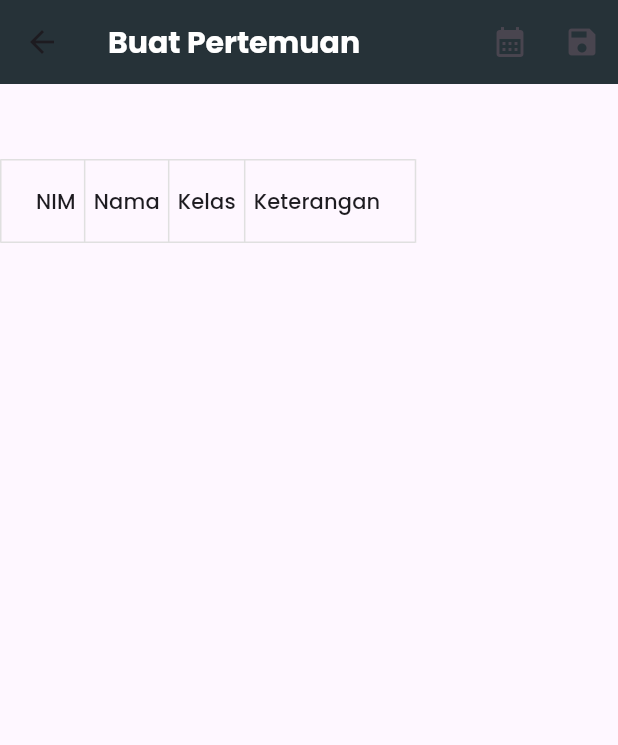
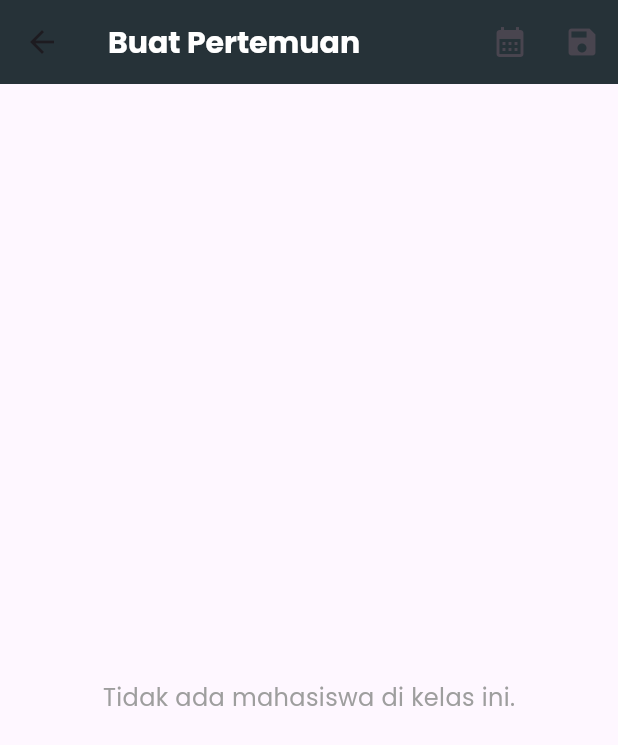
Before and after one commit to felixnatanaelbutarbutar/PROYEK-PAM-KEL05-ATTENDANCE, a Flutter app: the CreatePertemuanPage screen opened directly with empty values, on a phone screen of 412 x 824 dp. Shown: the top 745 px of the screen. Run offline on Flutter 3.47's test engine with Material 3 defaults, Android fonts, the phone set to English and light mode, and no system bars; our stand-ins replace cloud_firestore, firebase_auth, firebase_core, firebase_storage, google_fonts, image_picker; accounts and stored records are empty.

Commit message:
update pertemuan

```diff
--- a/lib/pages/dosen/create_pertemuan_page.dart
+++ b/lib/pages/dosen/create_pertemuan_page.dart
@@ -69,7 +69,6 @@ class _CreatePertemuanPageState extends State<CreatePertemuanPage> {
     }
   }
 
-
   @override
   Widget build(BuildContext context) {
     return Scaffold(
@@ -122,52 +121,83 @@ class _CreatePertemuanPageState extends State<CreatePertemuanPage> {
               ),
             ),
           Expanded(
-            child: StreamBuilder<QuerySnapshot>(
+            child: StreamBuilder<DocumentSnapshot>(
               stream: FirebaseFirestore.instance
-                  .collection('users')
-                  .where('role', isEqualTo: 'mahasiswa')
+                  .collection('classes')
+                  .doc(widget.classId)
                   .snapshots(),
               builder: (context, snapshot) {
                 if (!snapshot.hasData) {
                   return Center(child: CircularProgressIndicator());
                 }
 
-                // Mengurutkan data berdasarkan NIM
-                final students = snapshot.data!.docs;
+                final classData = snapshot.data!.data() as Map<String, dynamic>?;
+                final studentIds =
+                    classData?['students'] as List<dynamic>? ?? [];
+
+                if (studentIds.isEmpty) {
+                  return Center(
+                    child: Text(
+                      'Tidak ada mahasiswa di kelas ini.',
+                      style: GoogleFonts.poppins(
+                        fontSize: 16,
+                        color: Colors.grey,
+                      ),
+                    ),
+                  );
+                }
+
+                return StreamBuilder<QuerySnapshot>(
+                  stream: FirebaseFirestore.instance
+                      .collection('users')
+                      .where(FieldPath.documentId, whereIn: studentIds)
+                      .snapshots(),
+                  builder: (context, studentSnapshot) {
+                    if (!studentSnapshot.hasData) {
+                      return Center(child: CircularProgressIndicator());
+                    }
+
+                    final students = studentSnapshot.data!.docs;
+
+                    // Mengurutkan data berdasarkan NIM secara ascending
                     final sortedStudents = students.toList()
                       ..sort((a, b) {
-                    final nimA = (a.data() as Map<String, dynamic>)['nim'] ?? '';
-                    final nimB = (b.data() as Map<String, dynamic>)['nim'] ?? '';
+                        final nimA =
+                            (a.data() as Map<String, dynamic>)['nim'] ?? '';
+                        final nimB =
+                            (b.data() as Map<String, dynamic>)['nim'] ?? '';
                         return nimA.compareTo(nimB);
                       });
 
                     return SingleChildScrollView(
                       scrollDirection: Axis.horizontal,
                       child: DataTable(
-                    border: TableBorder.all(
-                      color: Colors.grey.shade300,
-                      width: 1,
+                        headingTextStyle: GoogleFonts.poppins(
+                          fontWeight: FontWeight.bold,
+                          fontSize: 14,
+                          color: Colors.blueGrey[900],
                         ),
-                    columnSpacing: 12.0,
+                        dataTextStyle: GoogleFonts.poppins(fontSize: 13),
+                        columnSpacing: 20.0,
+                        headingRowColor: MaterialStateColor.resolveWith(
+                          (states) => Colors.blueGrey[100]!,
+                        ),
                         columns: [
-                      DataColumn(label: Text('NIM', style: GoogleFonts.poppins())),
-                      DataColumn(label: Text('Nama', style: GoogleFonts.poppins())),
-                      DataColumn(label: Text('Kelas', style: GoogleFonts.poppins())),
-                      DataColumn(
-                          label: Text('Keterangan', style: GoogleFonts.poppins())),
+                          DataColumn(label: Text('NIM')),
+                          DataColumn(label: Text('Nama')),
+                          DataColumn(label: Text('Kelas')),
+                          DataColumn(label: Text('Keterangan')),
                         ],
                         rows: sortedStudents.map((student) {
-                      final data = student.data() as Map<String, dynamic>;
+                          final data =
+                              student.data() as Map<String, dynamic>;
                           final studentId = student.id;
 
                           return DataRow(
                             cells: [
-                          DataCell(Text(data['nim'] ?? 'N/A',
-                              style: GoogleFonts.poppins())),
-                          DataCell(Text(data['name'] ?? 'N/A',
-                              style: GoogleFonts.poppins())),
-                          DataCell(Text(data['kelas'] ?? 'N/A',
-                              style: GoogleFonts.poppins())),
+                              DataCell(Text(data['nim'] ?? 'N/A')),
+                              DataCell(Text(data['name'] ?? 'N/A')),
+                              DataCell(Text(data['kelas'] ?? 'N/A')),
                               DataCell(
                                 DropdownButton<String>(
                                   value: _attendanceStatus[studentId] ?? 'Hadir',
@@ -191,6 +221,8 @@ class _CreatePertemuanPageState extends State<CreatePertemuanPage> {
                       ),
                     );
                   },
+                );
+              },
             ),
           ),
         ],
```
Lines whose indentation alone changed are shown as unchanged.
